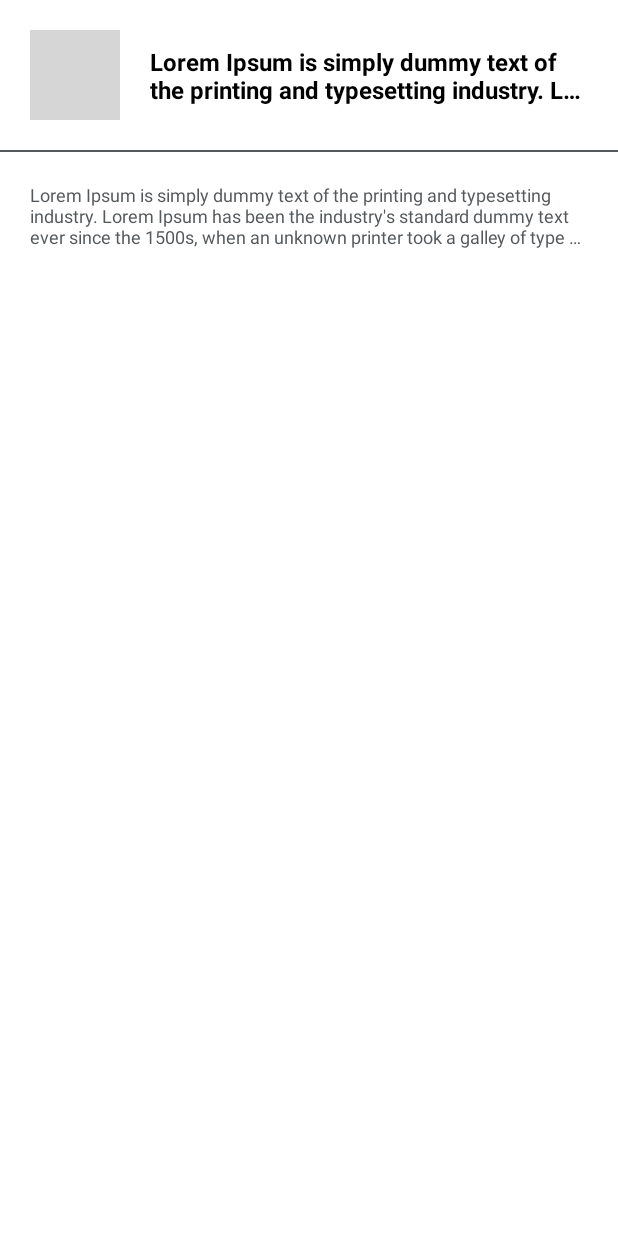
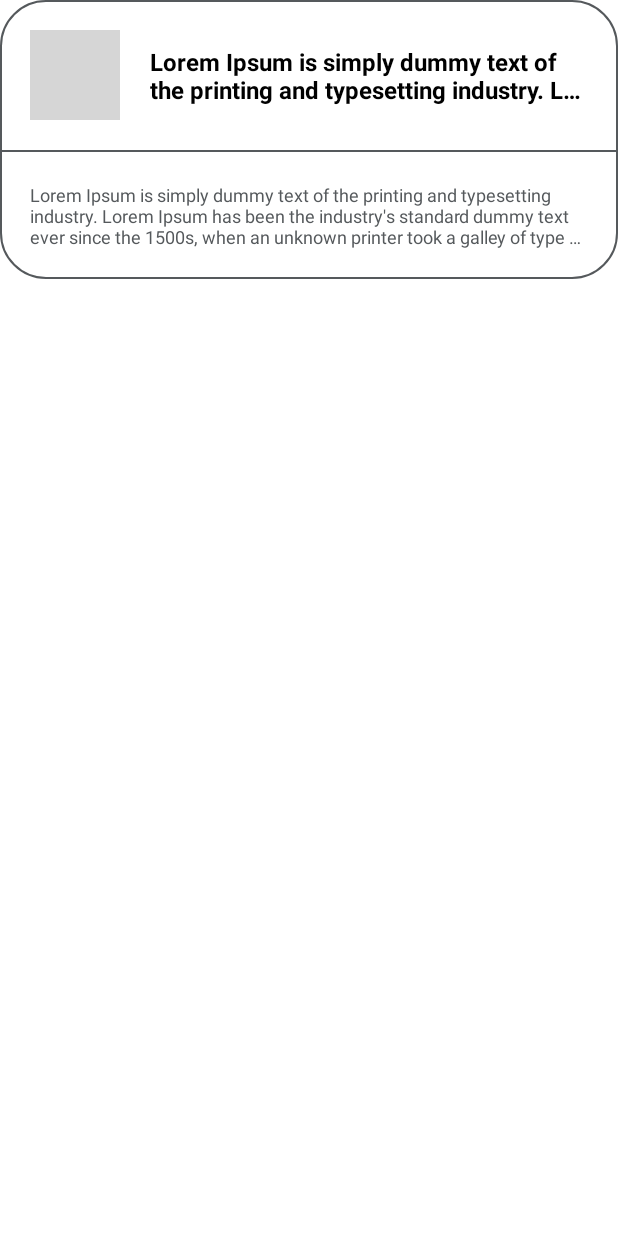
Before and after one commit to tomislav-ficko/RSS-Feed, an Android app: the layout rss_feed_view_holder.xml on its own in the app's theme, with its tools: preview values and no code run, on a phone screen of 412 x 824 dp. Run offline under Robolectric (Android 15) with nearby library versions, the phone set to English and light mode, and no system bars; grey boxes are pictures that could not be loaded.

Commit message:
Improve look of list items

```diff
--- a/app/src/main/res/drawable/bg_bottom_nav_bar.xml
+++ b/app/src/main/res/drawable/bg_bottom_nav_bar.xml
@@ -2,6 +2,6 @@
 <shape xmlns:android="http://schemas.android.com/apk/res/android">
     <solid android:color="@color/navigation_grey" />
     <corners
-        android:topLeftRadius="@dimen/navigation_radius"
-        android:topRightRadius="@dimen/navigation_radius" />
+        android:topLeftRadius="@dimen/radius_navigation"
+        android:topRightRadius="@dimen/radius_navigation" />
 </shape>
--- /dev/null
+++ b/app/src/main/res/drawable/bg_list_item.xml
@@ -0,0 +1,8 @@
+<?xml version="1.0" encoding="utf-8"?>
+<shape xmlns:android="http://schemas.android.com/apk/res/android">
+    <solid android:color="@color/white" />
+    <corners android:radius="@dimen/radius_navigation" />
+    <stroke
+        android:width="1dp"
+        android:color="@color/grey" />
+</shape>
--- a/app/src/main/res/layout/rss_feed_view_holder.xml
+++ b/app/src/main/res/layout/rss_feed_view_holder.xml
@@ -13,6 +13,7 @@
     <androidx.constraintlayout.widget.ConstraintLayout
         android:layout_width="match_parent"
         android:layout_height="wrap_content"
+        android:background="@drawable/bg_list_item"
         android:paddingVertical="@dimen/margin_content">
 
         <ImageView
--- a/app/src/main/res/values/dimens.xml
+++ b/app/src/main/res/values/dimens.xml
@@ -1,7 +1,10 @@
 <?xml version="1.0" encoding="utf-8"?>
 <resources>
-    <dimen name="navigation_radius">30dp</dimen>
+    <dimen name="radius_navigation">30dp</dimen>
+    <dimen name="radius_list_item">30dp</dimen>
+
     <dimen name="height_bottom_nav_bar">60dp</dimen>
     <dimen name="height_app_bar">50dp</dimen>
+
     <dimen name="margin_content">20dp</dimen>
 </resources>
```
Also changed, not shown: app/src/main/java/com/ficko/rssfeed/ui/RssFeedsFragment.kt (+2 -5 lines), app/src/main/java/com/ficko/rssfeed/ui/common/VerticalSpaceItemDecoration.kt (added, +24 -0 lines), app/src/main/res/layout/rss_feeds_fragment.xml (+5 -3 lines).
